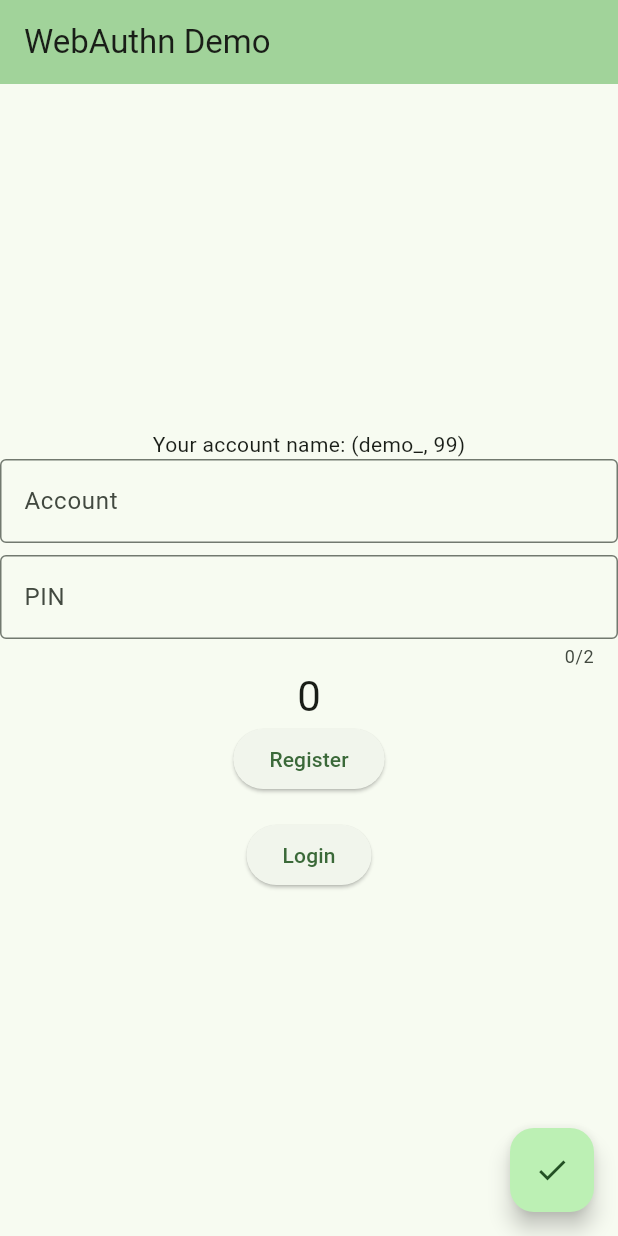
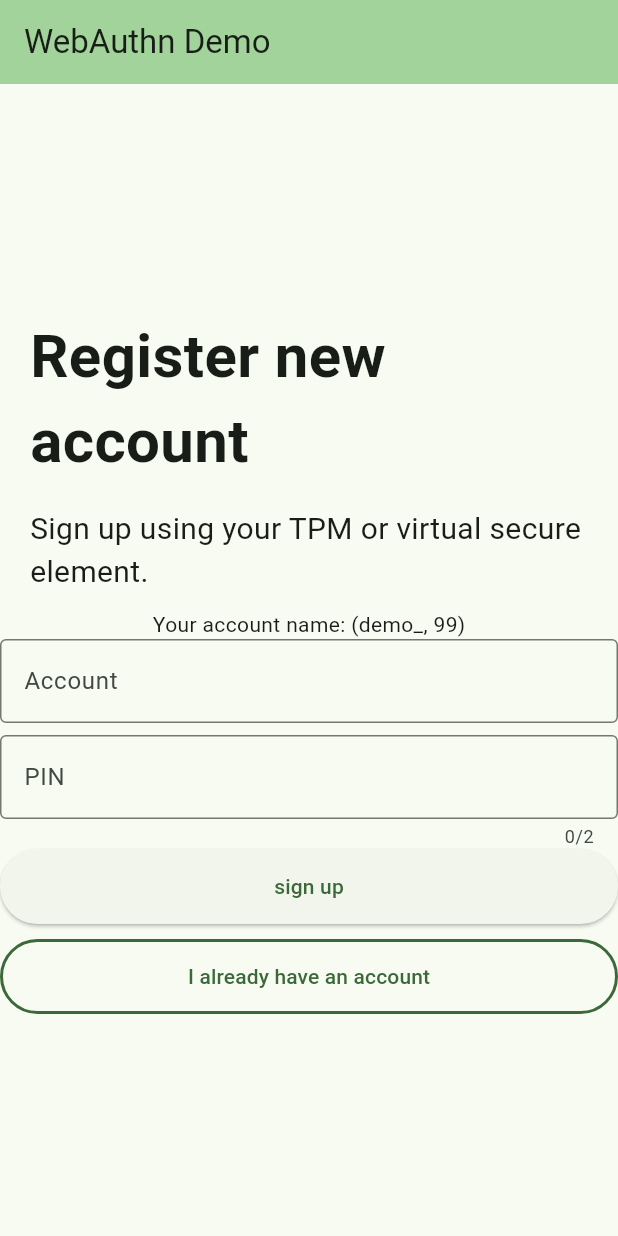
Before and after one commit to lainio/flutter_eka_arm, a Flutter app: the screen it shows after launch, on a phone screen of 412 x 824 dp. Run offline on Flutter 3.47's test engine with Material 3 defaults, Android fonts, the light colour scheme and no system bars; our stand-ins replace basic_utils, fixnum; missing offline and left inert: authn, cbor, grpc, protobuf.

Commit message:
layout fixes -> to common app

```diff
--- a/lib/main.dart
+++ b/lib/main.dart
@@ -85,9 +85,6 @@ class _MyHomePageState extends State<MyHomePage> {
     // than having to individually change instances of widgets.
     return Scaffold(
       appBar: AppBar(
-        // TRY THIS: Try changing the color here to a specific color (to
-        // Colors.amber, perhaps?) and trigger a hot reload to see the AppBar
-        // change color while the other colors stay the same.
         backgroundColor: Theme.of(context).colorScheme.inversePrimary,
         // Here we take the value from the MyHomePage object that was created by
         // the App.build method, and use it to set our appbar title.
@@ -99,6 +96,25 @@ class _MyHomePageState extends State<MyHomePage> {
         child: Column(
           mainAxisAlignment: MainAxisAlignment.center,
           children: <Widget>[
+            const Padding(
+              padding: EdgeInsets.symmetric(horizontal: 20, vertical: 5),
+              child: Text(
+                'Register new account',
+                style: TextStyle(
+                  fontSize: 40,
+                  fontWeight: FontWeight.bold,
+                ),
+              ),
+            ),
+            const Padding(
+              padding: EdgeInsets.symmetric(horizontal: 20, vertical: 10),
+              child: Text(
+                'Sign up using your TPM or virtual secure element.',
+                style: TextStyle(
+                  fontSize: 20,
+                ),
+              ),
+            ),
             Text(
               'Your account name: ($_accountName, $_pinCode)',
             ),
@@ -120,27 +136,31 @@ class _MyHomePageState extends State<MyHomePage> {
               ),
               onSubmitted: _onSubmittedPIN,
             ),
-            Text(
-              '$_counter',
-              style: Theme.of(context).textTheme.headlineMedium,
+            SizedBox(
+              width: double.infinity,
+              height: 50,
+              child: ElevatedButton(
+                onPressed: register,
+                child: const Text('sign up'),
+              ),
             ),
-            ElevatedButton(
-              onPressed: register,
-              child: const Text('Register'),
-            ),
-            const SizedBox(height: 16),
-            ElevatedButton(
-              onPressed: login,
-              child: const Text('Login'),
+            const SizedBox(height: 10),
+            SizedBox(
+              width: double.infinity,
+              height: 50,
+              child: OutlinedButton(
+                style: OutlinedButton.styleFrom(
+                  padding: const EdgeInsets.symmetric(vertical: 10),
+                  side: BorderSide(
+                      width: 2, color: Theme.of(context).primaryColor),
+                ),
+                onPressed: login,
+                child: const Text('I already have an account'),
+              ),
             ),
           ],
         ),
       ),
-      floatingActionButton: FloatingActionButton(
-        onPressed: _incrementCounter,
-        tooltip: 'Increment',
-        child: const Icon(Icons.check),
-      ), // This trailing comma makes auto-formatting nicer for build methods.
     );
   }
 }
```
